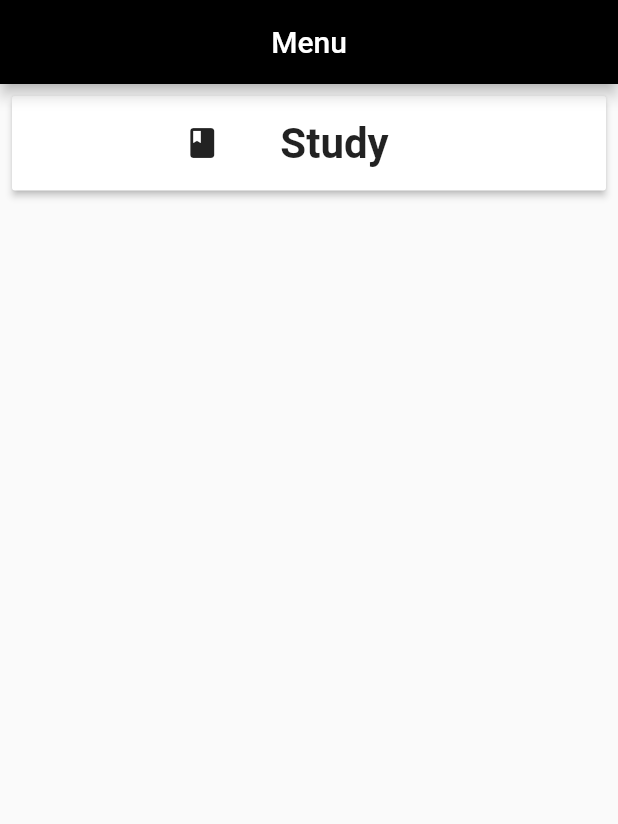
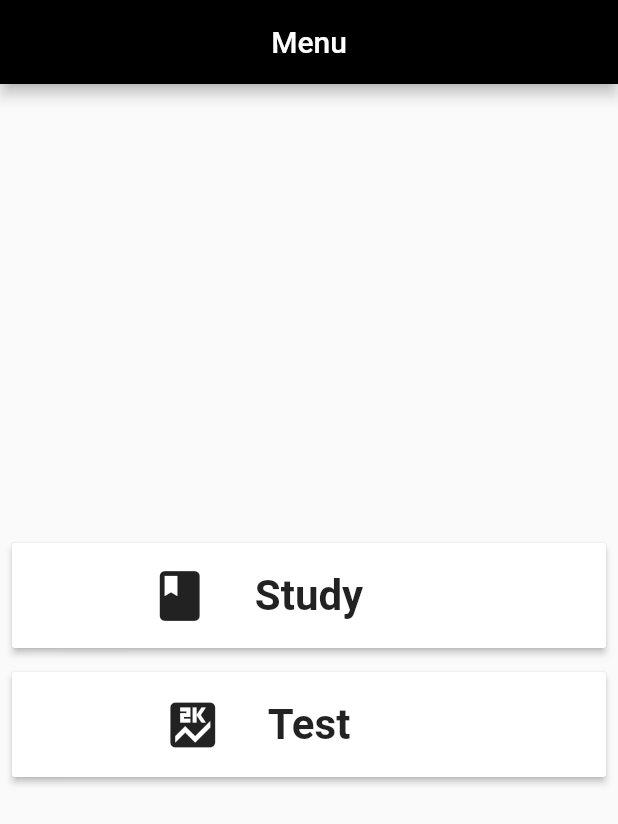
Before and after one commit to swornimbarahi/amino_cards, a Flutter app: the screen it shows after launch, on a phone screen of 412 x 824 dp. Shown: the top 824 px of the screen. Run offline on Flutter 3.47's test engine with Material 2 defaults, Android fonts, the phone set to English and light mode, and no system bars; our stand-ins replace flutter_spinkit; Roboto replaces fonts that are missing (Montserrat-Medium).

```diff
--- a/lib/main.dart
+++ b/lib/main.dart
@@ -1,6 +1,7 @@
 import 'package:amino_cards/pages/loading.dart';
 import 'package:flutter/material.dart';
 import 'package:amino_cards/pages/home.dart';
+import 'package:amino_cards/pages/study.dart';
 
 void main() => runApp(App());
 
@@ -18,7 +19,7 @@ class App extends StatelessWidget {
         routes: {
           '/': (context) => Loading(),
           '/home': (context) => Home(),
-          // '/amino': (context) => Amino(),
+          '/study': (context) => Study(),
           // '/test': (context) => Test(),
         });
   }
--- a/lib/pages/home.dart
+++ b/lib/pages/home.dart
@@ -30,25 +30,55 @@ class _HomeState extends State<Home> {
           centerTitle: true,
         ),
         body: Column(
+          mainAxisAlignment: MainAxisAlignment.center,
           children: <Widget>[
             Padding(
               padding: const EdgeInsets.all(8.0),
               child: RaisedButton(
-                  onPressed: () {},
+                  onPressed: () {
+                    Navigator.pushNamed(context, '/study');
+                  },
                   color: Colors.white,
                   child: Padding(
                     padding: const EdgeInsets.symmetric(vertical: 15.0),
                     child: Row(
                       mainAxisAlignment: MainAxisAlignment.center,
                       children: <Widget>[
-                        Icon(Icons.book),
-                        SizedBox(width: 40.0),
+                        Icon(Icons.book, size: 40.0),
+                        SizedBox(width: 30.0),
                         Text("Study",
                             style: TextStyle(
                               fontSize: 28.0,
                               fontWeight: FontWeight.w600,
                             )),
+                        SizedBox(width: 70.0),
+                      ],
+                    ),
+                  )),
+            ),
+            Padding(
+              padding: const EdgeInsets.all(8.0),
+              child: RaisedButton(
+                  onPressed: () {
+                    Navigator.pushNamed(context, '/study');
+                  },
+                  color: Colors.white,
+                  child: Padding(
+                    padding: const EdgeInsets.symmetric(vertical: 15.0),
+                    child: Row(
+                      mainAxisAlignment: MainAxisAlignment.center,
+                      children: <Widget>[
+                        Icon(
+                          Icons.score,
+                          size: 40.0,
+                        ),
                         SizedBox(width: 30.0),
+                        Text("Test",
+                            style: TextStyle(
+                              fontSize: 28.0,
+                              fontWeight: FontWeight.w600,
+                            )),
+                        SizedBox(width: 70.0),
                       ],
                     ),
                   )),
```
Also changed, not shown: lib/pages/study.dart (+21 -2 lines), lib/services/amino.dart (added, +133 -0 lines), services/amino.dart (deleted, +0 -10 lines), lib/pages/study_image.dart (added).
